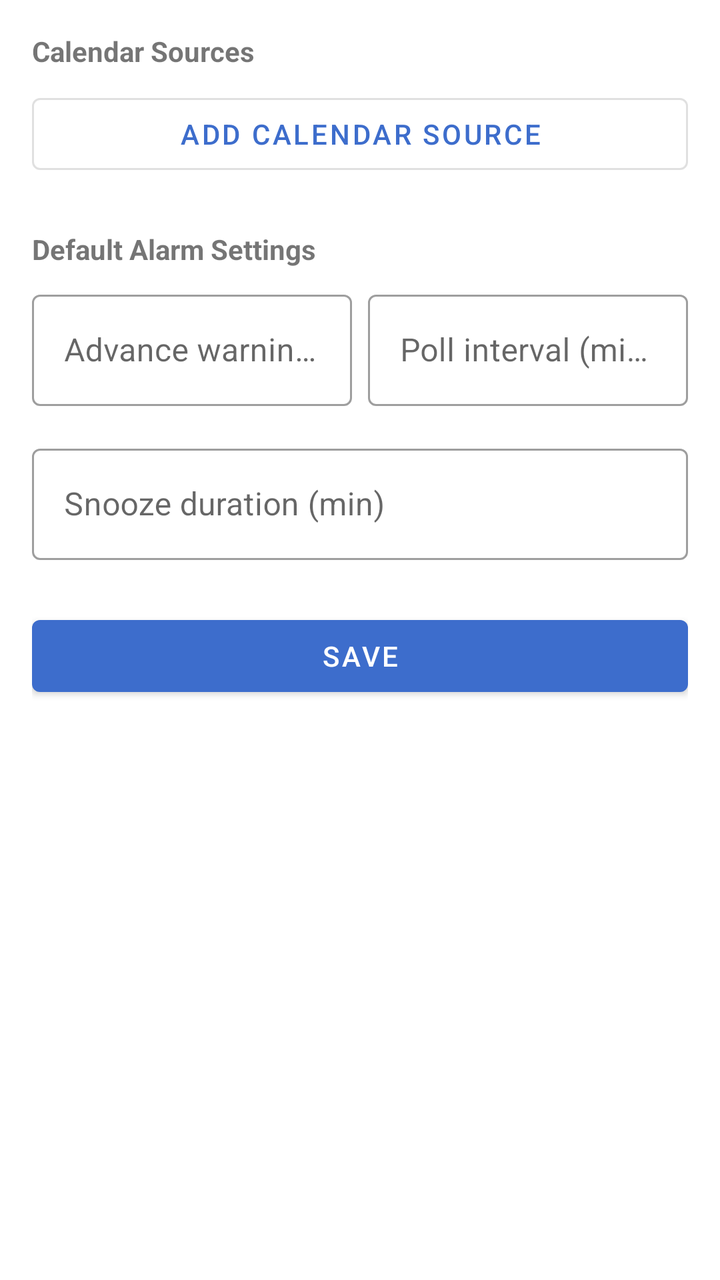
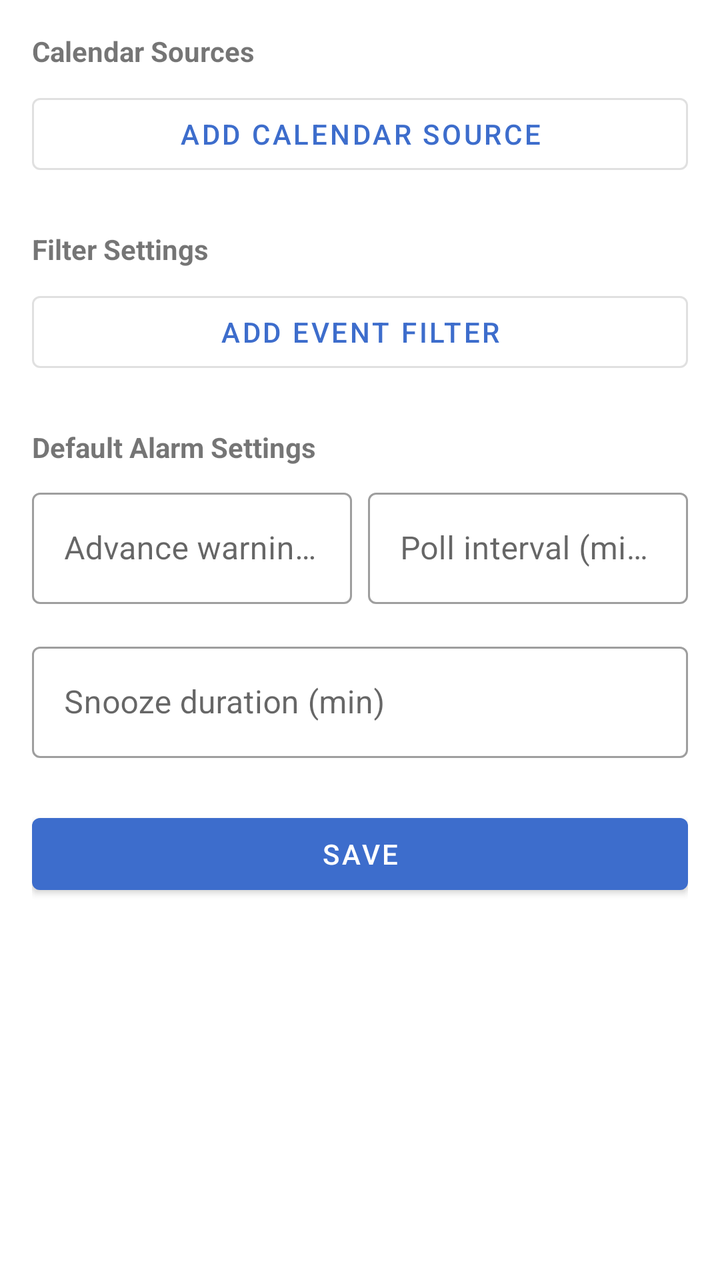

Compare the two renders of this Android layout. The source of the first and the diff that turns it into the second are given below.
<!-- AndroidManifest.xml: application theme Theme.CalendarAlarm -->
<!-- res/layout/activity_settings.xml -->
<?xml version="1.0" encoding="utf-8"?>
<ScrollView xmlns:android="http://schemas.android.com/apk/res/android"
    android:layout_width="match_parent"
    android:layout_height="match_parent">

    <LinearLayout
        android:layout_width="match_parent"
        android:layout_height="wrap_content"
        android:orientation="vertical"
        android:padding="16dp">

        <TextView
            android:layout_width="match_parent"
            android:layout_height="wrap_content"
            android:text="Calendar Sources"
            android:textStyle="bold"
            android:textSize="14sp"
            android:layout_marginBottom="8dp" />

        <LinearLayout
            android:id="@+id/urlSourcesContainer"
            android:layout_width="match_parent"
            android:layout_height="wrap_content"
            android:orientation="vertical" />

        <com.google.android.material.button.MaterialButton
            android:id="@+id/addUrlButton"
            android:layout_width="match_parent"
            android:layout_height="wrap_content"
            android:text="Add calendar source"
            android:layout_marginBottom="24dp"
            style="@style/Widget.MaterialComponents.Button.OutlinedButton" />

        <TextView
            android:layout_width="match_parent"
            android:layout_height="wrap_content"
            android:text="Default Alarm Settings"
            android:textStyle="bold"
            android:textSize="14sp"
            android:layout_marginBottom="8dp" />

        <LinearLayout
            android:layout_width="match_parent"
            android:layout_height="wrap_content"
            android:orientation="horizontal"
            android:layout_marginBottom="16dp">

            <com.google.android.material.textfield.TextInputLayout
                android:layout_width="0dp"
                android:layout_height="wrap_content"
                android:layout_weight="1"
                android:hint="Advance warning (min)"
                android:layout_marginEnd="8dp"
                style="@style/Widget.MaterialComponents.TextInputLayout.OutlinedBox">
                <com.google.android.material.textfield.TextInputEditText
                    android:id="@+id/advanceInput"
                    android:layout_width="match_parent"
                    android:layout_height="wrap_content"
                    android:inputType="number" />
            </com.google.android.material.textfield.TextInputLayout>

            <com.google.android.material.textfield.TextInputLayout
                android:layout_width="0dp"
                android:layout_height="wrap_content"
                android:layout_weight="1"
                android:hint="Poll interval (min)"
                style="@style/Widget.MaterialComponents.TextInputLayout.OutlinedBox">
                <com.google.android.material.textfield.TextInputEditText
                    android:id="@+id/pollIntervalInput"
                    android:layout_width="match_parent"
                    android:layout_height="wrap_content"
                    android:inputType="number" />
            </com.google.android.material.textfield.TextInputLayout>

        </LinearLayout>

        <com.google.android.material.textfield.TextInputLayout
            android:layout_width="match_parent"
            android:layout_height="wrap_content"
            android:hint="Snooze duration (min)"
            android:layout_marginBottom="24dp"
            style="@style/Widget.MaterialComponents.TextInputLayout.OutlinedBox">
            <com.google.android.material.textfield.TextInputEditText
                android:id="@+id/snoozeInput"
                android:layout_width="match_parent"
                android:layout_height="wrap_content"
                android:inputType="number" />
        </com.google.android.material.textfield.TextInputLayout>

        <com.google.android.material.button.MaterialButton
            android:id="@+id/saveButton"
            android:layout_width="match_parent"
            android:layout_height="wrap_content"
            android:text="Save" />

    </LinearLayout>
</ScrollView>
<!-- resources referenced by this layout -->
<resources>
  <style name="Theme.CalendarAlarm" parent="Theme.MaterialComponents.DayNight.DarkActionBar">
          <item name="colorPrimary">#3D6DCC</item>
          <item name="colorPrimaryVariant">#2A4E9C</item>
          <item name="colorOnPrimary">@android:color/white</item>
      </style>
</resources>

<!-- the commit's change to res/layout/activity_settings.xml (unified diff, before → after) -->
@@ -28,6 +28,28 @@
             android:layout_width="match_parent"
             android:layout_height="wrap_content"
             android:text="Add calendar source"
+            android:layout_marginBottom="24dp"
+            style="@style/Widget.MaterialComponents.Button.OutlinedButton" />
+
+        <TextView
+            android:layout_width="match_parent"
+            android:layout_height="wrap_content"
+            android:text="Filter Settings"
+            android:textStyle="bold"
+            android:textSize="14sp"
+            android:layout_marginBottom="8dp" />
+
+        <LinearLayout
+            android:id="@+id/filterContainer"
+            android:layout_width="match_parent"
+            android:layout_height="wrap_content"
+            android:orientation="vertical" />
+
+        <com.google.android.material.button.MaterialButton
+            android:id="@+id/addFilterButton"
+            android:layout_width="match_parent"
+            android:layout_height="wrap_content"
+            android:text="Add event filter"
             android:layout_marginBottom="24dp"
             style="@style/Widget.MaterialComponents.Button.OutlinedButton" />
 
